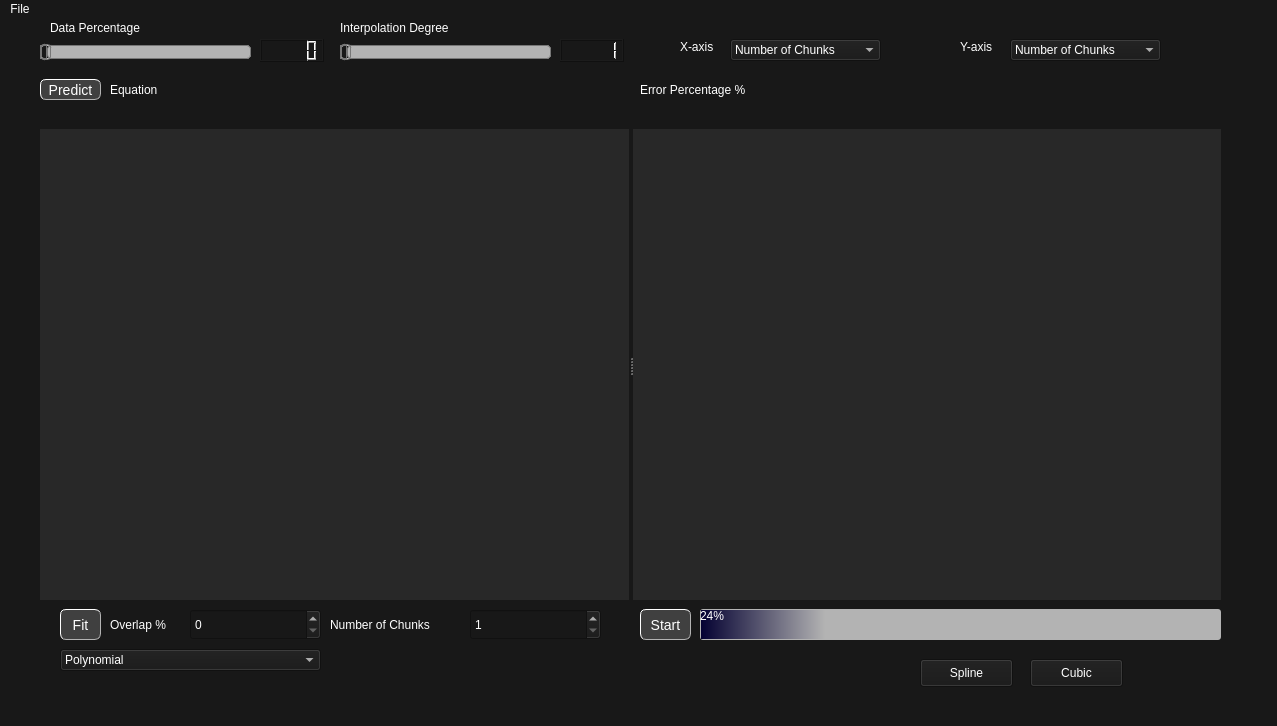
First picture: the form in task4.ui, repository ReemYasser2/Interpolation_Curve_fitting, before the edit.
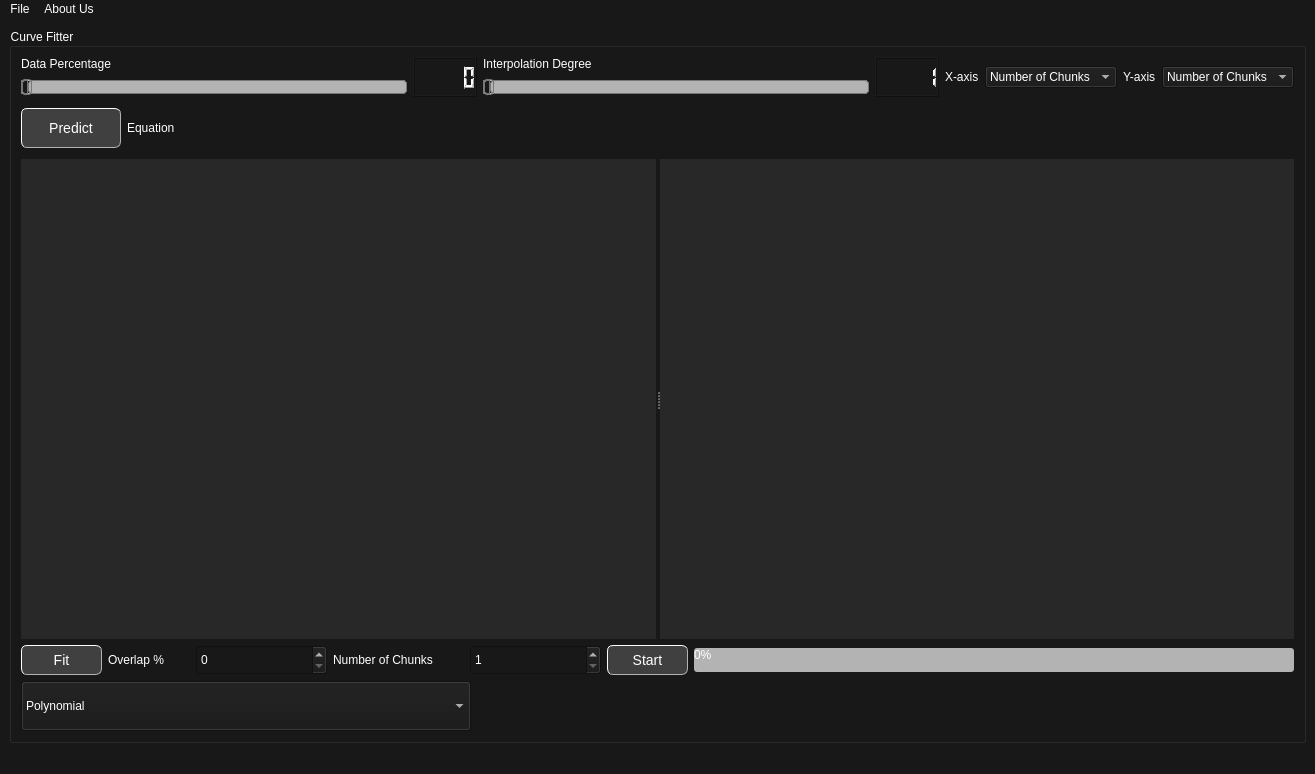
Second picture: the form after the edit. Custom widgets are drawn as their Qt base class.

Patch:
```diff
--- a/task4.ui
+++ b/task4.ui
@@ -6,8 +6,8 @@
    <rect>
     <x>0</x>
     <y>0</y>
-    <width>1277</width>
-    <height>726</height>
+    <width>1315</width>
+    <height>774</height>
    </rect>
   </property>
   <property name="windowTitle">
@@ -18,120 +18,24 @@
 color: rgb(255, 255, 255);</string>
   </property>
   <widget class="QWidget" name="centralwidget">
-   <widget class="QSlider" name="degree_slider">
-    <property name="geometry">
-     <rect>
-      <x>340</x>
-      <y>20</y>
-      <width>211</width>
-      <height>27</height>
-     </rect>
-    </property>
-    <property name="mouseTracking">
-     <bool>false</bool>
-    </property>
-    <property name="styleSheet">
-     <string notr="true">QSlider::groove:horizontal {
-border: 1px solid #bbb;
-
-height: 12px;
-border-radius: 4px;
-}
-
-QSlider::sub-page:horizontal {
-border: 1px solid #777;
-height: 10px;
-border-radius: 4px;
-}
-
-QSlider::add-page:horizontal {
-background: rgb(179, 179, 179);
-border: 1px solid #777;
-height: 10px;
-border-radius: 4px;
-}
-
-QSlider::handle:horizontal {
-background: qlineargradient(x1:0, y1:0, x2:1, y2:1,
-    stop:0 rgb(24, 24, 24), stop:1 rgb(64, 64, 64));
-border: 1px solid #777;
-width: 8px;
-margin-top: -2px;
-margin-bottom: -2px;
-border-radius: 3px;
-}
-
-</string>
-    </property>
-    <property name="minimum">
-     <number>1</number>
-    </property>
-    <property name="maximum">
-     <number>10</number>
-    </property>
-    <property name="pageStep">
-     <number>1</number>
-    </property>
-    <property name="orientation">
-     <enum>Qt::Horizontal</enum>
-    </property>
-    <property name="tickPosition">
-     <enum>QSlider::TicksBelow</enum>
-    </property>
-    <property name="tickInterval">
-     <number>1</number>
-    </property>
-   </widget>
-   <widget class="QLabel" name="degree_label">
-    <property name="geometry">
-     <rect>
-      <x>340</x>
-      <y>0</y>
-      <width>133</width>
-      <height>18</height>
-     </rect>
-    </property>
-    <property name="font">
-     <font>
-      <pointsize>9</pointsize>
-     </font>
-    </property>
-    <property name="styleSheet">
-     <string notr="true"/>
-    </property>
-    <property name="text">
-     <string>Interpolation Degree</string>
-    </property>
-   </widget>
-   <widget class="QLabel" name="percentage_label">
-    <property name="geometry">
-     <rect>
-      <x>50</x>
-      <y>0</y>
-      <width>114</width>
-      <height>18</height>
-     </rect>
-    </property>
-    <property name="font">
-     <font>
-      <pointsize>9</pointsize>
-     </font>
-    </property>
-    <property name="styleSheet">
-     <string notr="true"/>
-    </property>
-    <property name="text">
-     <string>Data Percentage </string>
-    </property>
-   </widget>
-   <widget class="QPushButton" name="start_button">
-    <property name="geometry">
-     <rect>
-      <x>640</x>
-      <y>590</y>
-      <width>51</width>
-      <height>31</height>
-     </rect>
+   <layout class="QGridLayout" name="gridLayout_4">
+    <item row="0" column="0">
+     <widget class="QGroupBox" name="groupBox_2">
+      <property name="title">
+       <string>Curve Fitter</string>
+      </property>
+      <layout class="QGridLayout" name="gridLayout_3">
+       <item row="0" column="0">
+        <layout class="QGridLayout" name="gridLayout_2">
+         <item row="3" column="0">
+          <layout class="QHBoxLayout" name="horizontalLayout_2">
+           <item>
+            <widget class="QPushButton" name="fit_button">
+             <property name="minimumSize">
+              <size>
+               <width>38</width>
+               <height>30</height>
+              </size>
     </property>
     <property name="font">
      <font>
@@ -158,17 +62,51 @@
 }</string>
     </property>
     <property name="text">
-     <string>Start</string>
-    </property>
-   </widget>
+              <string>Fit</string>
+             </property>
+            </widget>
+           </item>
+           <item>
+            <widget class="QLabel" name="overlap_label">
+             <property name="minimumSize">
+              <size>
+               <width>71</width>
+               <height>30</height>
+              </size>
+             </property>
+             <property name="font">
+              <font>
+               <pointsize>9</pointsize>
+              </font>
+             </property>
+             <property name="text">
+              <string>Overlap %</string>
+             </property>
+            </widget>
+           </item>
+           <item>
+            <widget class="QSpinBox" name="overlap_input">
+             <property name="minimumSize">
+              <size>
+               <width>131</width>
+               <height>30</height>
+              </size>
+             </property>
+             <property name="maximum">
+              <number>25</number>
+             </property>
+             <property name="singleStep">
+              <number>1</number>
+             </property>
+            </widget>
+           </item>
+           <item>
    <widget class="QLabel" name="num_chunks_label">
-    <property name="geometry">
-     <rect>
-      <x>330</x>
-      <y>590</y>
+             <property name="minimumSize">
+              <size>
       <width>131</width>
-      <height>31</height>
-     </rect>
+               <height>30</height>
+              </size>
     </property>
     <property name="font">
      <font>
@@ -179,14 +117,14 @@
      <string>Number of Chunks</string>
     </property>
    </widget>
+           </item>
+           <item>
    <widget class="QSpinBox" name="num_chunks_input">
-    <property name="geometry">
-     <rect>
-      <x>470</x>
-      <y>590</y>
+             <property name="minimumSize">
+              <size>
       <width>131</width>
-      <height>31</height>
-     </rect>
+               <height>30</height>
+              </size>
     </property>
     <property name="minimum">
      <number>1</number>
@@ -195,21 +133,58 @@
      <number>20</number>
     </property>
    </widget>
+           </item>
+           <item>
+            <widget class="QPushButton" name="start_button">
+             <property name="minimumSize">
+              <size>
+               <width>38</width>
+               <height>30</height>
+              </size>
+             </property>
+             <property name="font">
+              <font>
+               <pointsize>-1</pointsize>
+               <weight>50</weight>
+               <italic>false</italic>
+               <bold>false</bold>
+              </font>
+             </property>
+             <property name="styleSheet">
+              <string notr="true">QPushButton {
+    background-color: rgb(64, 64, 64);
+    border-style: outset;
+    border-width: 1px;
+    border-radius: 6px;
+    border-color: rgb(179, 179, 179);
+    font: 14px;
+    min-width: 2em;
+    padding: 1px;
+}
+QPushButton:pressed {
+    background-color: rgb(64, 64, 64);
+    border-style: inset;
+}</string>
+             </property>
+             <property name="text">
+              <string>Start</string>
+             </property>
+            </widget>
+           </item>
+           <item>
    <widget class="QProgressBar" name="progress_bar">
-    <property name="geometry">
-     <rect>
-      <x>700</x>
-      <y>590</y>
-      <width>521</width>
-      <height>31</height>
-     </rect>
-    </property>
     <property name="minimumSize">
      <size>
       <width>0</width>
       <height>21</height>
      </size>
     </property>
+             <property name="maximumSize">
+              <size>
+               <width>600</width>
+               <height>16777215</height>
+              </size>
+             </property>
     <property name="styleSheet">
      <string notr="true">QProgressBar:horizontal {
 border: 1px ;
@@ -225,142 +200,35 @@
 </string>
     </property>
     <property name="value">
-     <number>24</number>
-    </property>
-   </widget>
-   <widget class="QLabel" name="y_axis_label">
-    <property name="geometry">
-     <rect>
-      <x>960</x>
-      <y>20</y>
-      <width>55</width>
-      <height>16</height>
-     </rect>
-    </property>
+              <number>0</number>
+             </property>
+            </widget>
+           </item>
+          </layout>
+         </item>
+         <item row="0" column="0">
+          <layout class="QHBoxLayout" name="horizontalLayout_8">
+           <item>
+            <layout class="QHBoxLayout" name="horizontalLayout_4">
+             <item>
+              <layout class="QVBoxLayout" name="verticalLayout_3">
+               <item>
+                <widget class="QLabel" name="percentage_label">
     <property name="font">
      <font>
       <pointsize>9</pointsize>
      </font>
     </property>
-    <property name="text">
-     <string>Y-axis</string>
-    </property>
-   </widget>
-   <widget class="QPushButton" name="fit_button">
-    <property name="geometry">
-     <rect>
-      <x>60</x>
-      <y>590</y>
-      <width>41</width>
-      <height>31</height>
-     </rect>
-    </property>
-    <property name="font">
-     <font>
-      <pointsize>-1</pointsize>
-      <weight>50</weight>
-      <italic>false</italic>
-      <bold>false</bold>
-     </font>
-    </property>
     <property name="styleSheet">
-     <string notr="true">QPushButton {
-    background-color: rgb(64, 64, 64);
-    border-style: outset;
-    border-width: 1px;
-    border-radius: 6px;
-    border-color: rgb(179, 179, 179);
-    font: 14px;
-    min-width: 2em;
-    padding: 1px;
-}
-QPushButton:pressed {
-    background-color: rgb(64, 64, 64);
-    border-style: inset;
-}</string>
+                  <string notr="true"/>
     </property>
     <property name="text">
-     <string>Fit</string>
-    </property>
-   </widget>
-   <widget class="QSpinBox" name="overlap_input">
-    <property name="geometry">
-     <rect>
-      <x>190</x>
-      <y>590</y>
-      <width>131</width>
-      <height>31</height>
-     </rect>
-    </property>
-    <property name="maximum">
-     <number>25</number>
-    </property>
-    <property name="singleStep">
-     <number>1</number>
-    </property>
-   </widget>
-   <widget class="QLabel" name="overlap_label">
-    <property name="geometry">
-     <rect>
-      <x>110</x>
-      <y>590</y>
-      <width>71</width>
-      <height>31</height>
-     </rect>
-    </property>
-    <property name="font">
-     <font>
-      <pointsize>9</pointsize>
-     </font>
-    </property>
-    <property name="text">
-     <string>Overlap %</string>
-    </property>
-   </widget>
-   <widget class="QSplitter" name="splitter">
-    <property name="geometry">
-     <rect>
-      <x>40</x>
-      <y>110</y>
-      <width>1181</width>
-      <height>471</height>
-     </rect>
-    </property>
-    <property name="orientation">
-     <enum>Qt::Horizontal</enum>
-    </property>
-    <widget class="PlotWidget" name="plot_widget" native="true">
-     <property name="minimumSize">
-      <size>
-       <width>588</width>
-       <height>470</height>
-      </size>
-     </property>
-     <property name="styleSheet">
-      <string notr="true">background-color: rgb(40, 40, 40);</string>
-     </property>
-    </widget>
-    <widget class="errormapwidget" name="error_map" native="true">
-     <property name="minimumSize">
-      <size>
-       <width>588</width>
-       <height>470</height>
-      </size>
-     </property>
-     <property name="styleSheet">
-      <string notr="true">background-color: rgb(40, 40, 40);</string>
-     </property>
-    </widget>
-   </widget>
+                  <string>Data Percentage </string>
+                 </property>
+                </widget>
+               </item>
+               <item>
    <widget class="QSlider" name="percentage_slider">
-    <property name="geometry">
-     <rect>
-      <x>40</x>
-      <y>20</y>
-      <width>211</width>
-      <height>27</height>
-     </rect>
-    </property>
     <property name="mouseTracking">
      <bool>false</bool>
     </property>
@@ -416,48 +284,117 @@
      <number>1</number>
     </property>
    </widget>
+               </item>
+              </layout>
+             </item>
+             <item>
    <widget class="QLCDNumber" name="percentage_display">
-    <property name="geometry">
-     <rect>
-      <x>260</x>
-      <y>20</y>
-      <width>64</width>
-      <height>23</height>
-     </rect>
-    </property>
     <property name="font">
      <font>
       <pointsize>9</pointsize>
      </font>
     </property>
    </widget>
-   <widget class="QLabel" name="error_label">
-    <property name="geometry">
-     <rect>
-      <x>640</x>
-      <y>60</y>
-      <width>561</width>
-      <height>21</height>
-     </rect>
-    </property>
+             </item>
+            </layout>
+           </item>
+           <item>
+            <layout class="QHBoxLayout" name="horizontalLayout_5">
+             <item>
+              <layout class="QVBoxLayout" name="verticalLayout_4">
+               <item>
+                <widget class="QLabel" name="degree_label">
     <property name="font">
      <font>
       <pointsize>9</pointsize>
      </font>
     </property>
+                 <property name="styleSheet">
+                  <string notr="true"/>
+                 </property>
     <property name="text">
-     <string>Error Percentage %</string>
-    </property>
-   </widget>
+                  <string>Interpolation Degree</string>
+                 </property>
+                </widget>
+               </item>
+               <item>
+                <widget class="QSlider" name="degree_slider">
+                 <property name="mouseTracking">
+                  <bool>false</bool>
+                 </property>
+                 <property name="styleSheet">
+                  <string notr="true">QSlider::groove:horizontal {
+border: 1px solid #bbb;
+
+height: 12px;
+border-radius: 4px;
+}
+
+QSlider::sub-page:horizontal {
+border: 1px solid #777;
+height: 10px;
+border-radius: 4px;
+}
+
+QSlider::add-page:horizontal {
+background: rgb(179, 179, 179);
+border: 1px solid #777;
+height: 10px;
+border-radius: 4px;
+}
+
+QSlider::handle:horizontal {
+background: qlineargradient(x1:0, y1:0, x2:1, y2:1,
+    stop:0 rgb(24, 24, 24), stop:1 rgb(64, 64, 64));
+border: 1px solid #777;
+width: 8px;
+margin-top: -2px;
+margin-bottom: -2px;
+border-radius: 3px;
+}
+
+</string>
+                 </property>
+                 <property name="minimum">
+                  <number>1</number>
+                 </property>
+                 <property name="maximum">
+                  <number>10</number>
+                 </property>
+                 <property name="pageStep">
+                  <number>1</number>
+                 </property>
+                 <property name="orientation">
+                  <enum>Qt::Horizontal</enum>
+                 </property>
+                 <property name="tickPosition">
+                  <enum>QSlider::TicksBelow</enum>
+                 </property>
+                 <property name="tickInterval">
+                  <number>1</number>
+                 </property>
+                </widget>
+               </item>
+              </layout>
+             </item>
+             <item>
+              <widget class="QLCDNumber" name="degree_display">
+               <property name="font">
+                <font>
+                 <pointsize>9</pointsize>
+                </font>
+               </property>
+               <property name="intValue" stdset="0">
+                <number>1</number>
+               </property>
+              </widget>
+             </item>
+            </layout>
+           </item>
+           <item>
+            <layout class="QHBoxLayout" name="horizontalLayout_6">
+             <item>
    <widget class="QLabel" name="x_axis_label">
-    <property name="geometry">
-     <rect>
-      <x>680</x>
-      <y>20</y>
-      <width>55</width>
-      <height>16</height>
-     </rect>
-    </property>
     <property name="font">
      <font>
       <pointsize>9</pointsize>
@@ -467,15 +404,9 @@
      <string>X-axis</string>
     </property>
    </widget>
+             </item>
+             <item>
    <widget class="QComboBox" name="x_dropdown">
-    <property name="geometry">
-     <rect>
-      <x>730</x>
-      <y>20</y>
-      <width>151</width>
-      <height>22</height>
-     </rect>
-    </property>
     <item>
      <property name="text">
       <string>Number of Chunks</string>
@@ -492,15 +423,25 @@
      </property>
     </item>
    </widget>
+             </item>
+            </layout>
+           </item>
+           <item>
+            <layout class="QHBoxLayout" name="horizontalLayout_7">
+             <item>
+              <widget class="QLabel" name="y_axis_label">
+               <property name="font">
+                <font>
+                 <pointsize>9</pointsize>
+                </font>
+               </property>
+               <property name="text">
+                <string>Y-axis</string>
+               </property>
+              </widget>
+             </item>
+             <item>
    <widget class="QComboBox" name="y_dropdown">
-    <property name="geometry">
-     <rect>
-      <x>1010</x>
-      <y>20</y>
-      <width>151</width>
-      <height>22</height>
-     </rect>
-    </property>
     <item>
      <property name="text">
       <string>Number of Chunks</string>
@@ -517,32 +458,26 @@
      </property>
     </item>
    </widget>
-   <widget class="QLCDNumber" name="degree_display">
-    <property name="geometry">
-     <rect>
-      <x>560</x>
-      <y>20</y>
-      <width>64</width>
-      <height>23</height>
-     </rect>
-    </property>
-    <property name="font">
-     <font>
-      <pointsize>9</pointsize>
-     </font>
-    </property>
-    <property name="intValue" stdset="0">
-     <number>1</number>
-    </property>
-   </widget>
+             </item>
+            </layout>
+           </item>
+          </layout>
+         </item>
+         <item row="1" column="0">
+          <layout class="QHBoxLayout" name="horizontalLayout_3">
+           <item>
    <widget class="QPushButton" name="predict_button">
-    <property name="geometry">
-     <rect>
-      <x>40</x>
-      <y>60</y>
-      <width>61</width>
-      <height>21</height>
-     </rect>
+             <property name="minimumSize">
+              <size>
+               <width>38</width>
+               <height>0</height>
+              </size>
+             </property>
+             <property name="maximumSize">
+              <size>
+               <width>100</width>
+               <height>40</height>
+              </size>
     </property>
     <property name="styleSheet">
      <string notr="true">QPushButton {
@@ -564,14 +499,20 @@
      <string>Predict</string>
     </property>
    </widget>
+           </item>
+           <item>
    <widget class="QLabel" name="equation_label">
-    <property name="geometry">
-     <rect>
-      <x>110</x>
-      <y>60</y>
-      <width>511</width>
-      <height>21</height>
-     </rect>
+             <property name="minimumSize">
+              <size>
+               <width>561</width>
+               <height>0</height>
+              </size>
+             </property>
+             <property name="maximumSize">
+              <size>
+               <width>16777215</width>
+               <height>50</height>
+              </size>
     </property>
     <property name="font">
      <font>
@@ -582,40 +523,53 @@
      <string>Equation</string>
     </property>
    </widget>
-   <widget class="QPushButton" name="spline_button">
-    <property name="geometry">
-     <rect>
-      <x>920</x>
-      <y>640</y>
-      <width>93</width>
-      <height>28</height>
-     </rect>
-    </property>
-    <property name="text">
-     <string>Spline</string>
-    </property>
-   </widget>
-   <widget class="QPushButton" name="cubic_button">
-    <property name="geometry">
-     <rect>
-      <x>1030</x>
-      <y>640</y>
-      <width>93</width>
-      <height>28</height>
-     </rect>
-    </property>
-    <property name="text">
-     <string>Cubic</string>
-    </property>
-   </widget>
+           </item>
+          </layout>
+         </item>
+         <item row="2" column="0">
+          <widget class="QSplitter" name="splitter">
+           <property name="orientation">
+            <enum>Qt::Horizontal</enum>
+           </property>
+           <widget class="PlotWidget" name="plot_widget" native="true">
+            <property name="minimumSize">
+             <size>
+              <width>588</width>
+              <height>470</height>
+             </size>
+            </property>
+            <property name="styleSheet">
+             <string notr="true">background-color: rgb(40, 40, 40);</string>
+            </property>
+           </widget>
+           <widget class="errormapwidget" name="error_map" native="true">
+            <property name="minimumSize">
+             <size>
+              <width>588</width>
+              <height>470</height>
+             </size>
+            </property>
+            <property name="styleSheet">
+             <string notr="true">background-color: rgb(40, 40, 40);</string>
+            </property>
+           </widget>
+          </widget>
+         </item>
+         <item row="4" column="0">
+          <layout class="QHBoxLayout" name="horizontalLayout">
+           <item>
    <widget class="QComboBox" name="interpolation_type">
-    <property name="geometry">
-     <rect>
-      <x>60</x>
-      <y>630</y>
-      <width>261</width>
-      <height>22</height>
-     </rect>
+             <property name="minimumSize">
+              <size>
+               <width>450</width>
+               <height>50</height>
+              </size>
+             </property>
+             <property name="maximumSize">
+              <size>
+               <width>1000</width>
+               <height>16777215</height>
+              </size>
     </property>
     <item>
      <property name="text">
@@ -633,14 +587,39 @@
      </property>
     </item>
    </widget>
+           </item>
+           <item>
+            <spacer name="horizontalSpacer">
+             <property name="orientation">
+              <enum>Qt::Horizontal</enum>
+             </property>
+             <property name="sizeType">
+              <enum>QSizePolicy::Expanding</enum>
+             </property>
+             <property name="sizeHint" stdset="0">
+              <size>
+               <width>848</width>
+               <height>20</height>
+              </size>
+             </property>
+            </spacer>
+           </item>
+          </layout>
+         </item>
+        </layout>
+       </item>
+      </layout>
+     </widget>
+    </item>
+   </layout>
   </widget>
   <widget class="QMenuBar" name="menubar">
    <property name="geometry">
     <rect>
      <x>0</x>
      <y>0</y>
-     <width>1277</width>
-     <height>21</height>
+     <width>1315</width>
+     <height>26</height>
     </rect>
    </property>
    <widget class="QMenu" name="menuFile">
@@ -649,7 +628,17 @@
     </property>
     <addaction name="action_open"/>
    </widget>
+   <widget class="QMenu" name="menuAbout_Us">
+    <property name="title">
+     <string>About Us</string>
+    </property>
+    <addaction name="actionReem_Yasser"/>
+    <addaction name="actionMaryam_Moataz"/>
+    <addaction name="actionHassan_Samy"/>
+    <addaction name="actionClara_Ashraf"/>
+   </widget>
    <addaction name="menuFile"/>
+   <addaction name="menuAbout_Us"/>
   </widget>
   <widget class="QStatusBar" name="statusbar"/>
   <action name="action_open">
```
Left out of the diff: 20 changed lines with no effect on the pictures. Lines whose indentation alone changed are shown as unchanged.
